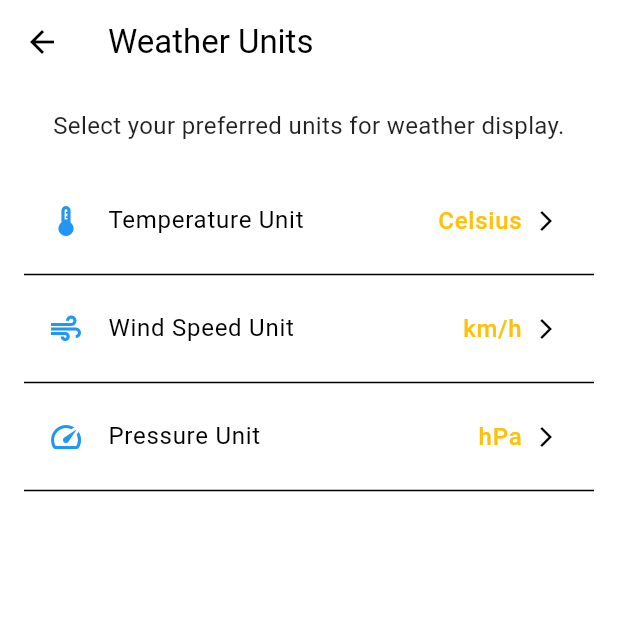
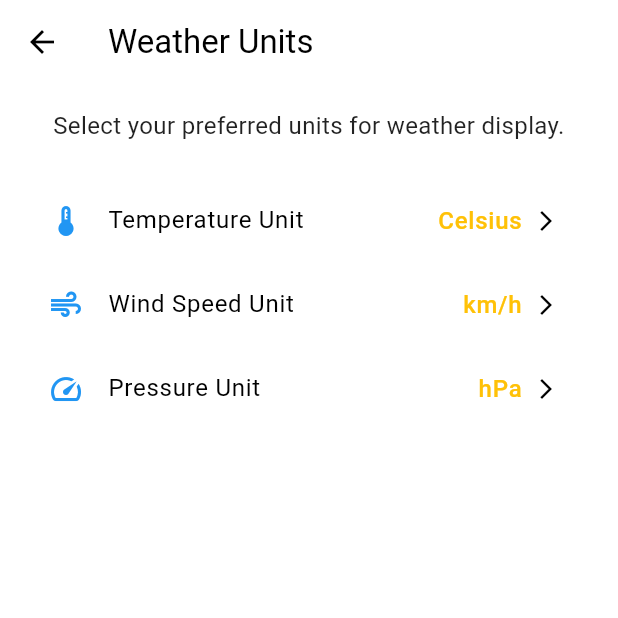
Before and after one commit to suvojeet-sengupta/Family-Message, a Flutter app: the WeatherUnitsScreen screen opened directly, on a phone screen of 412 x 824 dp, the top half of it. Run offline on Flutter 3.47's test engine with Material 3 defaults, Android fonts, the phone set to English and light mode, and no system bars; our stand-ins replace connectivity_plus, flutter_animate, geocoding, geolocator, logger, package_info_plus and 4 more; accounts and stored records are empty.

Commit message:
refactor: remove dividers from units screen

```diff
--- a/lib/screens/weather_units_screen.dart
+++ b/lib/screens/weather_units_screen.dart
@@ -34,7 +34,6 @@ class WeatherUnitsScreen extends StatelessWidget {
               TemperatureUnit.fahrenheit: 'Fahrenheit'
             },
           ),
-          const Divider(),
           _buildUnitSelectionRow<WindSpeedUnit>(
             context: context,
             title: 'Wind Speed Unit',
@@ -48,7 +47,6 @@ class WeatherUnitsScreen extends StatelessWidget {
               WindSpeedUnit.ms: 'm/s'
             },
           ),
-          const Divider(),
           _buildUnitSelectionRow<PressureUnit>(
             context: context,
             title: 'Pressure Unit',
@@ -62,7 +60,6 @@ class WeatherUnitsScreen extends StatelessWidget {
               PressureUnit.mmHg: 'mmHg'
             },
           ),
-          const Divider(),
         ],
       ),
     );
```
